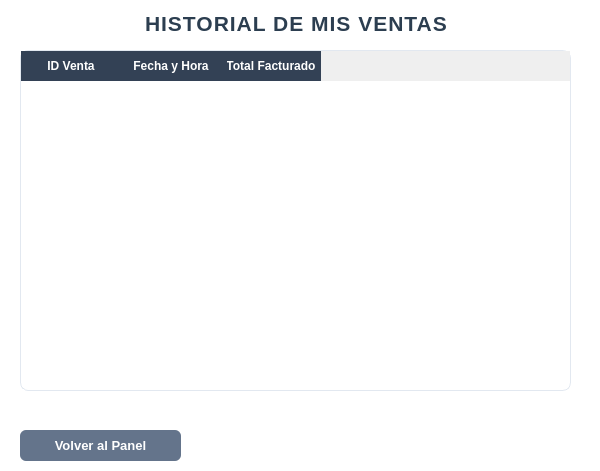
Above: gui/mis_ventas.ui from UTN-BDA-2026/repositorio-grupo-BCCG before the change. Below: the same form after it.
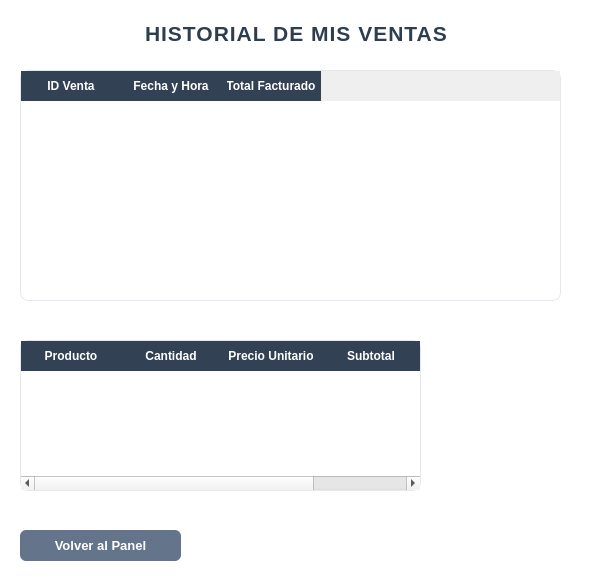
That is the form after the change.

Commit message: agregue una tabla para ver los detalles de venta

The edit to the form file:
```diff
--- a/gui/mis_ventas.ui
+++ b/gui/mis_ventas.ui
@@ -7,7 +7,7 @@
     <x>0</x>
     <y>0</y>
     <width>600</width>
-    <height>471</height>
+    <height>585</height>
    </rect>
   </property>
   <property name="minimumSize">
@@ -122,7 +122,7 @@
    <property name="geometry">
     <rect>
      <x>140</x>
-     <y>10</y>
+     <y>20</y>
      <width>306</width>
      <height>38</height>
     </rect>
@@ -135,9 +135,9 @@
    <property name="geometry">
     <rect>
      <x>20</x>
-     <y>50</y>
-     <width>551</width>
-     <height>341</height>
+     <y>70</y>
+     <width>541</width>
+     <height>231</height>
     </rect>
    </property>
    <column>
@@ -160,7 +160,7 @@
    <property name="geometry">
     <rect>
      <x>20</x>
-     <y>430</y>
+     <y>530</y>
      <width>161</width>
      <height>31</height>
     </rect>
@@ -175,6 +175,49 @@
     <string>Volver al Panel</string>
    </property>
   </widget>
+  <widget class="QTableWidget" name="tablaDetalleVenta">
+   <property name="geometry">
+    <rect>
+     <x>20</x>
+     <y>340</y>
+     <width>401</width>
+     <height>151</height>
+    </rect>
+   </property>
+   <column>
+    <property name="text">
+     <string>Producto</string>
+    </property>
+   </column>
+   <column>
+    <property name="text">
+     <string>Cantidad</string>
+    </property>
+   </column>
+   <column>
+    <property name="text">
+     <string>Precio Unitario</string>
+    </property>
+   </column>
+   <column>
+    <property name="text">
+     <string>Subtotal</string>
+    </property>
+   </column>
+  </widget>
+  <widget class="QLabel" name="label_2">
+   <property name="geometry">
+    <rect>
+     <x>20</x>
+     <y>310</y>
+     <width>171</width>
+     <height>16</height>
+    </rect>
+   </property>
+   <property name="text">
+    <string/>
+   </property>
+  </widget>
  </widget>
  <resources/>
  <connections/>
```
Left out of the diff: 2 changed lines with no effect on the pictures.
